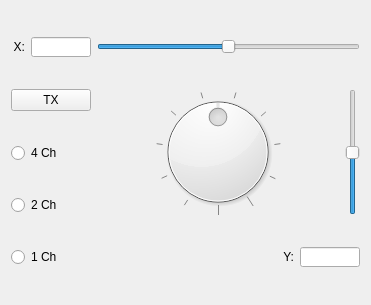
First picture: the form in control.ui, repository blinddegimon/Pult_Contoller, before the edit.
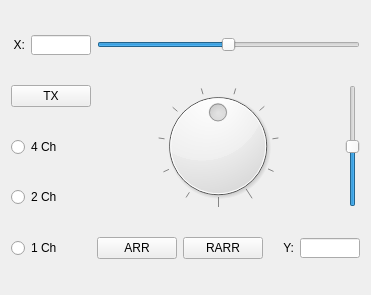
Second picture: the form after the edit.

Commit message: add arr rarr button, and arr state

The edit to the form file:
```diff
--- a/control.ui
+++ b/control.ui
@@ -7,7 +7,7 @@
     <x>0</x>
     <y>0</y>
     <width>371</width>
-    <height>305</height>
+    <height>295</height>
    </rect>
   </property>
   <property name="windowTitle">
@@ -113,6 +113,26 @@
    </item>
    <item row="4" column="1" colspan="2">
     <layout class="QHBoxLayout" name="horizontalLayout_2">
+     <item>
+      <widget class="QPushButton" name="pb_arr">
+       <property name="text">
+        <string>ARR</string>
+       </property>
+       <property name="checkable">
+        <bool>true</bool>
+       </property>
+      </widget>
+     </item>
+     <item>
+      <widget class="QPushButton" name="pb_rarr">
+       <property name="text">
+        <string>RARR</string>
+       </property>
+       <property name="checkable">
+        <bool>true</bool>
+       </property>
+      </widget>
+     </item>
      <item>
       <widget class="QLabel" name="label_5">
        <property name="text">
```
Left out of the diff: 162 changed lines with no effect on the pictures. The commit also changes 4 other files.
